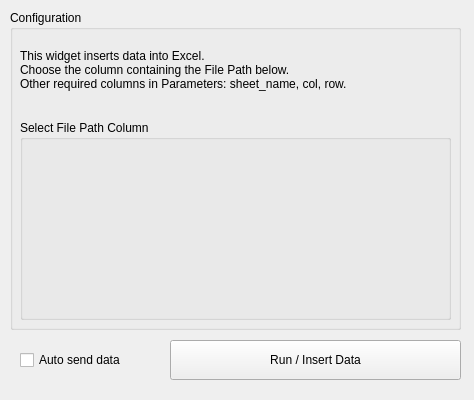
Old version of the form orangecontrib/IO4IT/widgets/designer/owinsertdatatoexcel.ui in the repository TigerODM/TigerODM.
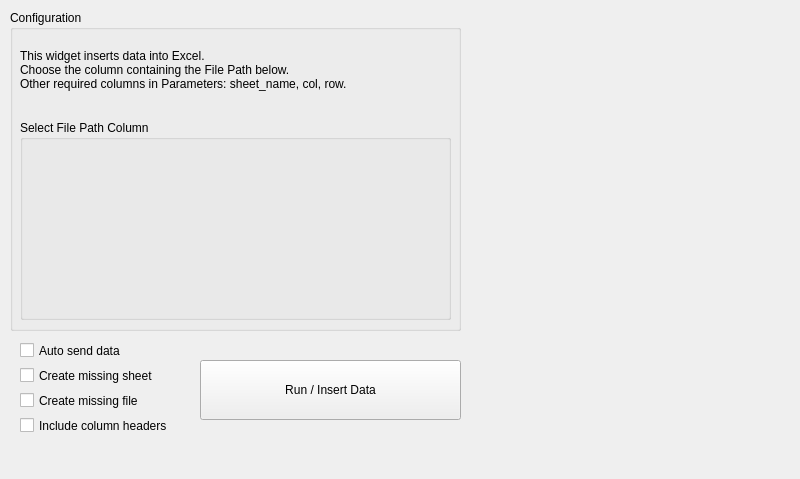
New version of the form.

Diff of the .ui file:
```diff
--- a/orangecontrib/IO4IT/widgets/designer/owinsertdatatoexcel.ui
+++ b/orangecontrib/IO4IT/widgets/designer/owinsertdatatoexcel.ui
@@ -6,20 +6,20 @@
    <rect>
     <x>0</x>
     <y>0</y>
-    <width>474</width>
-    <height>400</height> </rect>
+    <width>800</width>
+    <height>479</height>
+   </rect>
   </property>
-  
   <property name="minimumSize">
    <size>
-    <width>474</width>
-    <height>400</height>
+    <width>800</width>
+    <height>420</height>
    </size>
   </property>
   <property name="maximumSize">
    <size>
     <width>474</width>
-    <height>400</height>
+    <height>800</height>
    </size>
   </property>
   <property name="windowTitle">
@@ -32,7 +32,8 @@
      <x>10</x>
      <y>10</y>
      <width>451</width>
-     <height>320</height> </rect>
+     <height>321</height>
+    </rect>
    </property>
    <property name="title">
     <string>Configuration</string>
@@ -84,21 +85,61 @@
    <property name="geometry">
     <rect>
      <x>20</x>
-     <y>340</y> <width>131</width>
-     <height>40</height>
+     <y>340</y>
+     <width>131</width>
+     <height>21</height>
     </rect>
    </property>
    <property name="text">
     <string>Auto send data</string>
    </property>
   </widget>
-
+  <widget class="QCheckBox" name="checkBox_create_sheet">
+   <property name="geometry">
+    <rect>
+     <x>20</x>
+     <y>365</y>
+     <width>151</width>
+     <height>21</height>
+    </rect>
+   </property>
+   <property name="text">
+    <string>Create missing sheet</string>
+   </property>
+  </widget>
+  <widget class="QCheckBox" name="checkBox_create_missing_file">
+   <property name="geometry">
+    <rect>
+     <x>20</x>
+     <y>390</y>
+     <width>141</width>
+     <height>21</height>
+    </rect>
+   </property>
+   <property name="text">
+    <string>Create missing file</string>
+   </property>
+  </widget>
+  <widget class="QCheckBox" name="checkBox_include_headers">
+   <property name="geometry">
+    <rect>
+     <x>20</x>
+     <y>415</y>
+     <width>171</width>
+     <height>21</height>
+    </rect>
+   </property>
+   <property name="text">
+    <string>Include column headers</string>
+   </property>
+  </widget>
   <widget class="QPushButton" name="pushButton_run">
    <property name="geometry">
     <rect>
-     <x>170</x>
-     <y>340</y> <width>291</width>
-     <height>40</height>
+     <x>200</x>
+     <y>360</y>
+     <width>261</width>
+     <height>60</height>
     </rect>
    </property>
    <property name="text">
```
Left out of the diff: 10 changed lines with no effect on the pictures.
